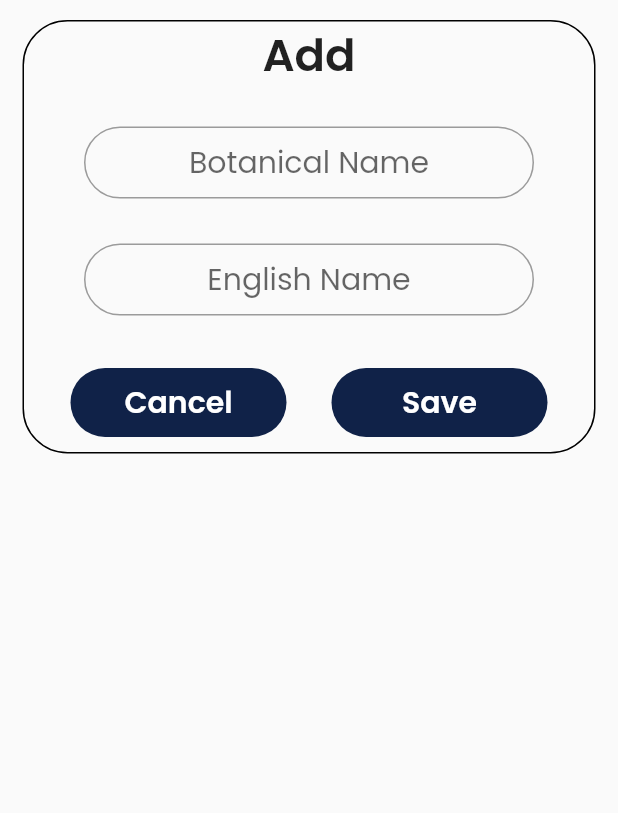
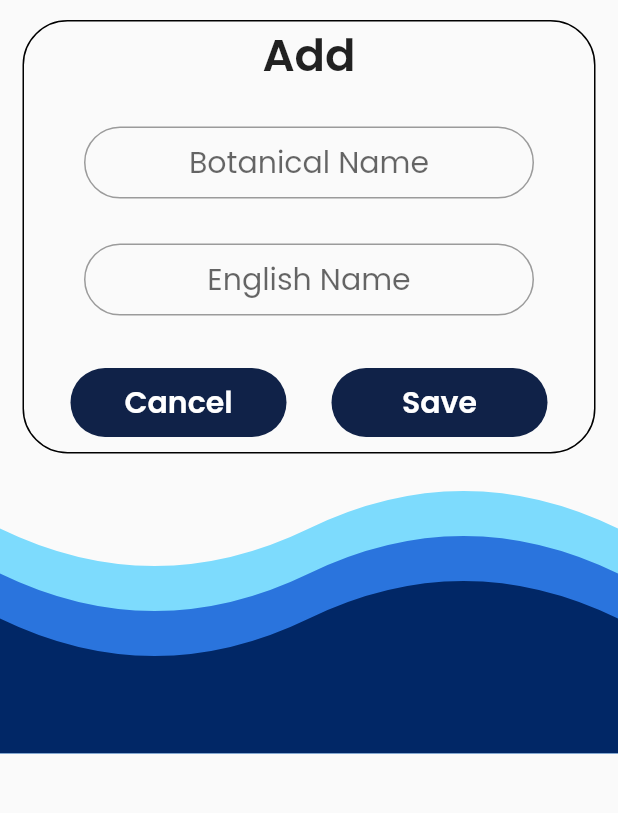
Before and after one commit to hashanranasinghe/botany-app, a Flutter app: the AddScreen screen opened by its route, in the side drawer, after a tap on the "home" icon, on a phone screen of 412 x 824 dp, the part 130-943 px from its top. Run offline on Flutter 3.47's test engine with Material 2 defaults, Android fonts, the phone set to English and light mode, and no system bars; our stand-ins replace device_preview.

Commit message:
Wave widget

```diff
--- a/lib/screens/bodies/addbody.dart
+++ b/lib/screens/bodies/addbody.dart
@@ -1,4 +1,5 @@
 import 'package:botanyapp/widgets/screenwidget.dart';
+import 'package:botanyapp/widgets/wavewidget.dart';
 
 import 'package:flutter/material.dart';
 
@@ -111,7 +112,9 @@ class _AddBodyState extends State<AddBody> {
   Widget build(BuildContext context) {
     Size size = MediaQuery.of(context).size;
     return ScreenWidget(
-      child: Form(
+      child: Column(
+        children: [
+          Form(
             key: formKey,
               child: Container(
                 margin: const EdgeInsets.only(left: 15,right: 15),
@@ -145,6 +148,10 @@ class _AddBodyState extends State<AddBody> {
                 ),
               )
           ),
+
+          const WaveWidget(),
+        ],
+      ),
     );
   }
 }
--- a/lib/screens/bodies/myheaderdrawer.dart
+++ /dev/null
@@ -1,25 +0,0 @@
-import 'package:flutter/material.dart';
-
-class MyHeaderDrawer extends StatefulWidget {
-  const MyHeaderDrawer({Key? key}) : super(key: key);
-
-  @override
-  _MyHeaderDrawerState createState() => _MyHeaderDrawerState();
-}
-
-class _MyHeaderDrawerState extends State<MyHeaderDrawer> {
-  @override
-  Widget build(BuildContext context) {
-    return Container(
-      width: double.infinity,
-      height: 300,
-      decoration: const BoxDecoration(
-        image: DecorationImage(
-          image: AssetImage(
-              'assets/images/menu.jpg'),
-          fit: BoxFit.fill,
-        )
-      ),
-    );
-  }
-}
--- a/lib/screens/splashscreen.dart
+++ b/lib/screens/splashscreen.dart
@@ -20,7 +20,7 @@ class _SplashScreenState extends State<SplashScreen> {
     // TODO: implement initState
     super.initState();
     Timer(const Duration(seconds: 3), () {
-      Navigator.of(context).pushReplacementNamed(SearchScreen.routeName);
+      Navigator.of(context).pushReplacementNamed(LoginScreen.routeName);
     });
   }
 
--- a/lib/widgets/screenwidget.dart
+++ b/lib/widgets/screenwidget.dart
@@ -1,7 +1,6 @@
 import 'package:botanyapp/screens/deletesearchscreen.dart';
 import 'package:botanyapp/screens/searchscreen.dart';
 import 'package:botanyapp/screens/updatesearchscreen.dart';
-import '../screens/bodies/myheaderdrawer.dart';
 import 'package:flutter/material.dart';
 import '../screens/addscreen.dart';
 
@@ -15,13 +14,24 @@ class ScreenWidget extends StatelessWidget {
   @override
   Widget build(BuildContext context) {
 
+
     return  Scaffold(
       key: _scaffoldKey,
       drawer: Drawer(
         child: ListView(
           children:  [
-            const DrawerHeader(
-                child: MyHeaderDrawer(),
+             DrawerHeader(
+                 child: Container(
+                   width: double.infinity,
+                   height: 300,
+                   decoration: const BoxDecoration(
+                       image: DecorationImage(
+                         image: AssetImage(
+                             'assets/images/menu.jpg'),
+                         fit: BoxFit.fill,
+                       )
+                   ),
+                 ),
             ),
             _myListDrawer(context),
           ],
@@ -60,6 +70,7 @@ class ScreenWidget extends StatelessWidget {
 
 
   Widget _myListDrawer(BuildContext context){
+    double height = MediaQuery.of(context).size.height;
     return Column(
       children: <Widget>[
         ListTile(
@@ -74,6 +85,7 @@ class ScreenWidget extends StatelessWidget {
               fontSize: 25,
             ),),
         ),
+
         const Divider(thickness: 2,),
 
         ListTile(
@@ -88,6 +100,7 @@ class ScreenWidget extends StatelessWidget {
               fontSize: 25,
             ),),
         ),
+
         const Divider(thickness: 2,),
 
         ListTile(
@@ -102,7 +115,14 @@ class ScreenWidget extends StatelessWidget {
               fontSize: 25,
             ),),
         ),
-        const Divider(thickness: 2)
+
+        const Divider(thickness: 2),
+
+        Padding(padding: EdgeInsets.only(top: height* 0.35)),
+        Positioned(
+          child: SizedBox(
+              height: 150, width: 150,child: Image.asset('assets/images/logo_1.png')),),
+
       ],
     );
   }
--- /dev/null
+++ b/lib/widgets/wavewidget.dart
@@ -0,0 +1,73 @@
+import 'package:flutter/material.dart';
+
+class WaveWidget extends StatefulWidget {
+  const WaveWidget({Key? key}) : super(key: key);
+
+  @override
+  _WaveWidgetState createState() => _WaveWidgetState();
+}
+
+class _WaveWidgetState extends State<WaveWidget> {
+  @override
+  Widget build(BuildContext context) {
+      return RotatedBox(
+        quarterTurns: 2,
+        child: Stack(
+          children: [
+            Opacity(opacity: 0.5,
+            child: ClipPath(
+              clipper: WaveClipper(),
+              child: Container(
+                color: const Color(0Xff00bdff),
+                height: 200,
+              ),
+            ),),
+        ClipPath(
+          clipper: WaveClipper(),
+          child: Container(
+            color: const Color(0Xff2a74dd),
+            height: 170,
+          ),
+        ),
+            ClipPath(
+              clipper: WaveClipper(),
+              child: Container(
+                color: const Color(0Xff012766),
+                height: 140,
+              ),
+            ),
+          ],
+        ),
+      );
+  }
+}
+
+class WaveClipper extends CustomClipper<Path> {
+  @override
+  Path getClip(Size size) {
+    Path path = Path();
+
+    path.lineTo(0.0, size.height - 50);
+    //first magnet
+    var firstControlPoint = Offset(size.width / 4, size.height);
+    var firstEndPoint = Offset(size.width / 2, size.height - 50);
+    path.quadraticBezierTo(firstControlPoint.dx, firstControlPoint.dy,
+        firstEndPoint.dx, firstEndPoint.dy);
+
+    //Second magnet
+    var secondControlPoint = Offset(size.width * 0.75, size.height - 100);
+    var secondEndPoint = Offset(size.width, size.height - 50);
+    path.quadraticBezierTo(secondControlPoint.dx, secondControlPoint.dy,
+        secondEndPoint.dx, secondEndPoint.dy);
+    path.lineTo(size.width, size.height);
+    path.lineTo(size.width, 0.0);
+    path.close();
+    return path;
+  }
+
+  @override
+  bool shouldReclip(CustomClipper<Path> oldClipper) {
+    // TODO: implement shouldReclip
+    return false;
+  }
+}
--- a/pubspec.yaml
+++ b/pubspec.yaml
@@ -35,6 +35,7 @@ dependencies:
   # Use with the CupertinoIcons class for iOS style icons.
   cupertino_icons: ^1.0.2
   device_preview: ^1.0.0
+  simple_animations: ^4.0.1
 
 dev_dependencies:
   flutter_test:
```
Also changed, not shown: lib/screens/logincomponents/loginbody.dart (+13 -6 lines), lib/screens/searchscreen.dart (+9 -1 lines), lib/screens/singpupage.dart (+44 -10 lines), pubspec.lock, 9 other files. Lines whose indentation alone changed are shown as unchanged.
